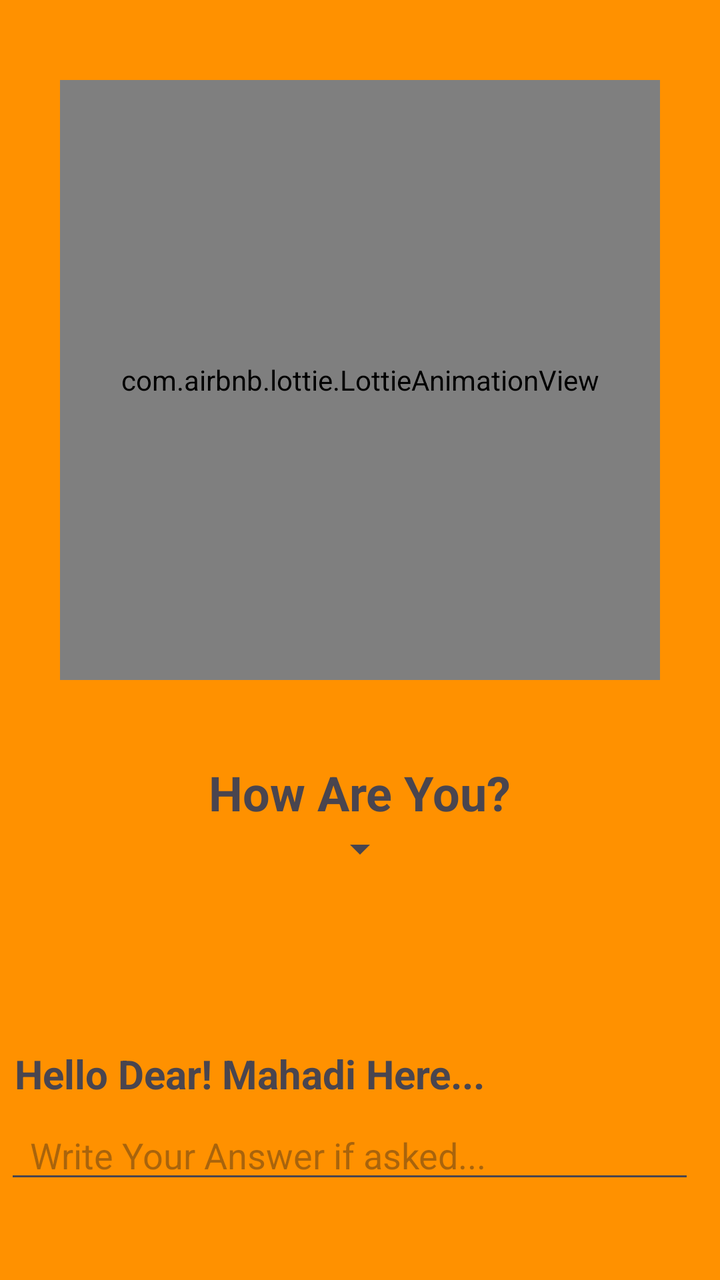
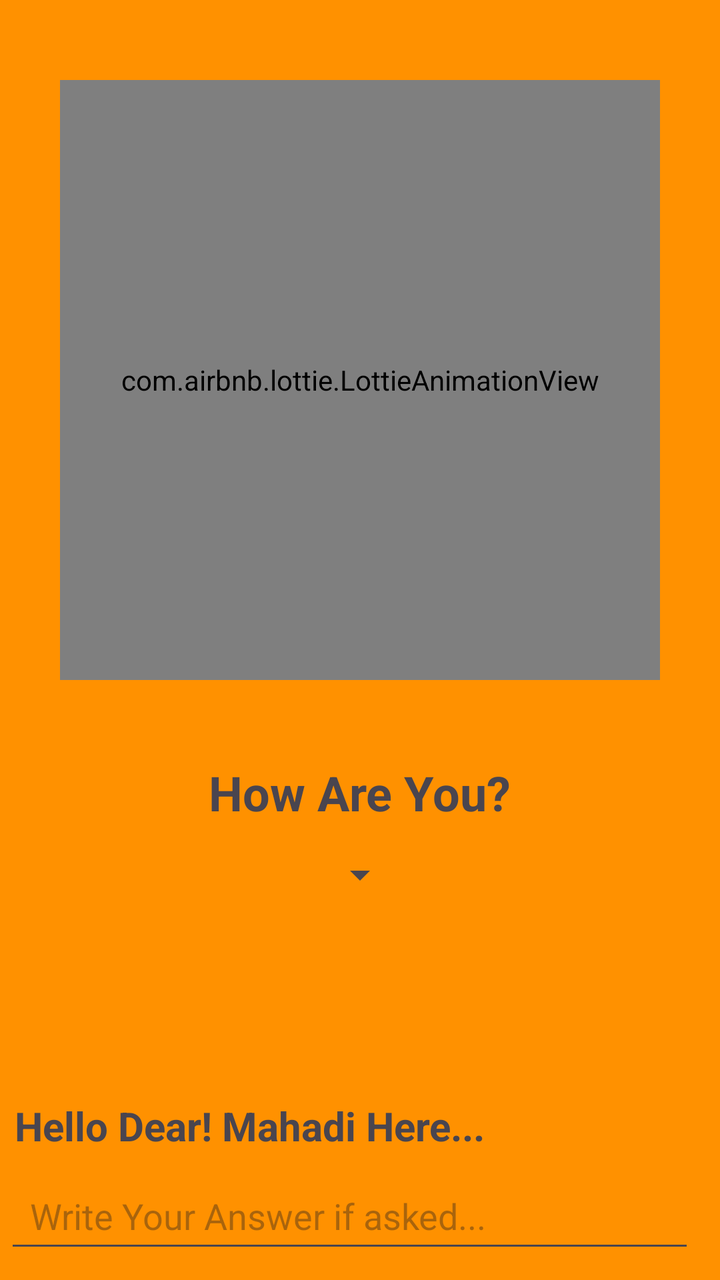

An Android layout rendered at two revisions. The XML below is the earlier revision; the diff shows what the commit changed to produce the second picture.
<!-- AndroidManifest.xml: application theme Theme.BMICalculator -->
<!-- res/layout/activity_start_page.xml -->
<?xml version="1.0" encoding="utf-8"?>
<LinearLayout
    xmlns:android="http://schemas.android.com/apk/res/android"
    xmlns:app="http://schemas.android.com/apk/res-auto"
    xmlns:tools="http://schemas.android.com/tools"
    android:layout_width="match_parent"
    android:layout_height="match_parent"
    tools:context=".startPage"
    android:background="#FF9100"
    android:orientation="vertical"
    android:gravity="center_horizontal"
    >

    <com.airbnb.lottie.LottieAnimationView
        android:id="@+id/lo"
        android:layout_width="300dp"
        android:layout_height="300dp"
        app:lottie_rawRes="@raw/watermelon"
        android:layout_marginTop="40dp"
        />

    <TextView
        android:layout_width="wrap_content"
        android:layout_height="wrap_content"
        android:textStyle="bold"
        android:textSize="24sp"
        android:text="How Are You?"
        android:layout_marginTop="40dp"/>
    <Spinner
        android:layout_width="wrap_content"
        android:layout_height="wrap_content"
        android:id="@+id/spinner"
        android:layout_marginBottom="77dp"/>

    <TextView
        android:layout_width="match_parent"
        android:layout_height="wrap_content"
        android:id="@+id/text2"
        android:textStyle="bold"
        android:textSize="20sp"
        android:layout_marginLeft="5dp"
        android:text="Hello Dear! Mahadi Here..."
        android:layout_marginTop="10dp"
        android:layout_marginBottom="5dp" />

    <AutoCompleteTextView
        android:layout_width="match_parent"
        android:layout_height="wrap_content"
        android:id="@+id/ac"
        android:layout_marginLeft="5dp"
        android:layout_marginRight="10dp"
        android:hint="  Write Your Answer if asked..."
        />
</LinearLayout>
<!-- resources referenced by this layout -->
<resources>
  <style name="Theme.BMICalculator" parent="Base.Theme.BMICalculator" />
  <style name="Base.Theme.BMICalculator" parent="Theme.Material3.DayNight.NoActionBar">
          
          
      </style>
</resources>

<!-- the commit's change to res/layout/activity_start_page.xml (unified diff, before → after) -->
@@ -28,7 +28,7 @@
         android:layout_marginTop="40dp"/>
     <Spinner
         android:layout_width="wrap_content"
-        android:layout_height="wrap_content"
+        android:layout_height="50dp"
         android:id="@+id/spinner"
         android:layout_marginBottom="77dp"/>
 
@@ -45,8 +45,8 @@
 
     <AutoCompleteTextView
         android:layout_width="match_parent"
-        android:layout_height="wrap_content"
-        android:id="@+id/ac"
+        android:layout_height="50dp"
+        android:id="@+id/autoComplete"
         android:layout_marginLeft="5dp"
         android:layout_marginRight="10dp"
         android:hint="  Write Your Answer if asked..."
